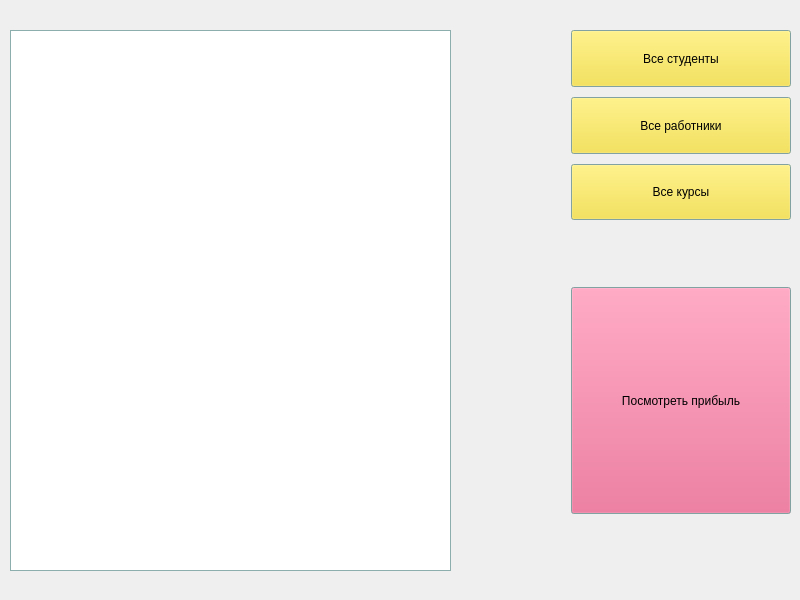
The window that administrator.ui (lizlizardplease/school_bmstu) describes before a commit, drawn with Qt 5.
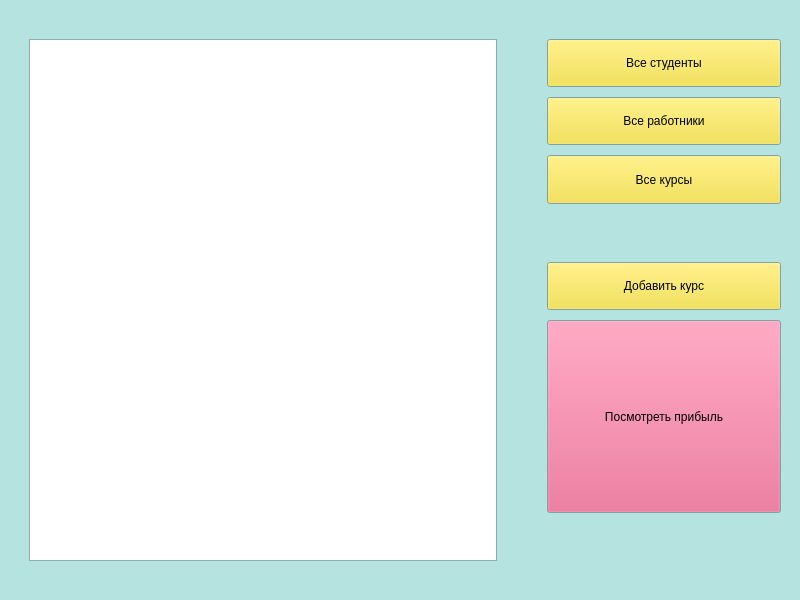
The same window after the commit.

Diff of the .ui file:
```diff
--- a/administrator.ui
+++ b/administrator.ui
@@ -10,6 +10,70 @@
     <height>600</height>
    </rect>
   </property>
+  <property name="palette">
+   <palette>
+    <active>
+     <colorrole role="Base">
+      <brush brushstyle="SolidPattern">
+       <color alpha="255">
+        <red>255</red>
+        <green>255</green>
+        <blue>255</blue>
+       </color>
+      </brush>
+     </colorrole>
+     <colorrole role="Window">
+      <brush brushstyle="SolidPattern">
+       <color alpha="255">
+        <red>181</red>
+        <green>227</green>
+        <blue>224</blue>
+       </color>
+      </brush>
+     </colorrole>
+    </active>
+    <inactive>
+     <colorrole role="Base">
+      <brush brushstyle="SolidPattern">
+       <color alpha="255">
+        <red>255</red>
+        <green>255</green>
+        <blue>255</blue>
+       </color>
+      </brush>
+     </colorrole>
+     <colorrole role="Window">
+      <brush brushstyle="SolidPattern">
+       <color alpha="255">
+        <red>181</red>
+        <green>227</green>
+        <blue>224</blue>
+       </color>
+      </brush>
+     </colorrole>
+    </inactive>
+    <disabled>
+     <colorrole role="Base">
+      <brush brushstyle="SolidPattern">
+       <color alpha="255">
+        <red>181</red>
+        <green>227</green>
+        <blue>224</blue>
+       </color>
+      </brush>
+     </colorrole>
+     <colorrole role="Window">
+      <brush brushstyle="SolidPattern">
+       <color alpha="255">
+        <red>181</red>
+        <green>227</green>
+        <blue>224</blue>
+       </color>
+      </brush>
+     </colorrole>
+    </disabled>
+   </palette>
+  </property>
   <property name="windowTitle">
    <string>MainWindow</string>
   </property>
@@ -105,16 +169,9 @@
      </disabled>
     </palette>
    </property>
-   <widget class="QWidget" name="layoutWidget">
-    <property name="geometry">
-     <rect>
-      <x>-10</x>
-      <y>0</y>
-      <width>811</width>
-      <height>601</height>
-     </rect>
-    </property>
-    <layout class="QHBoxLayout" name="horizontalLayout" stretch="4,1,2">
+   <layout class="QVBoxLayout" name="verticalLayout_2">
+    <item>
+     <layout class="QHBoxLayout" name="horizontalLayout" stretch="4,0,2">
      <property name="spacing">
       <number>10</number>
      </property>
@@ -154,7 +211,7 @@
       </spacer>
      </item>
      <item>
-      <layout class="QVBoxLayout" name="verticalLayout" stretch="1,1,1,1,4,1">
+       <layout class="QVBoxLayout" name="verticalLayout" stretch="1,1,1,1,1,4,1">
        <item>
         <widget class="QPushButton" name="students">
          <property name="sizePolicy">
@@ -207,6 +264,19 @@
          </property>
         </spacer>
        </item>
+        <item>
+         <widget class="QPushButton" name="pushButton">
+          <property name="sizePolicy">
+           <sizepolicy hsizetype="Minimum" vsizetype="Expanding">
+            <horstretch>0</horstretch>
+            <verstretch>0</verstretch>
+           </sizepolicy>
+          </property>
+          <property name="text">
+           <string>Добавить курс</string>
+          </property>
+         </widget>
+        </item>
        <item>
         <widget class="QPushButton" name="cash">
          <property name="sizePolicy">
@@ -273,7 +343,8 @@
       </layout>
      </item>
     </layout>
-   </widget>
+    </item>
+   </layout>
   </widget>
  </widget>
  <resources/>
```
Lines whose indentation alone changed are shown as unchanged.
